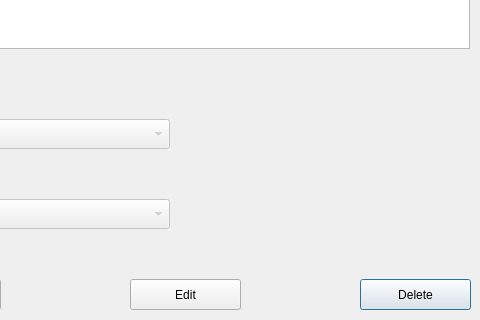
Old version of the form GUI/content.ui in the repository DaanVink/Olympus; both pictures show x 120 to 600 and y 181 to 501 of the 600 by 501 pixel window.
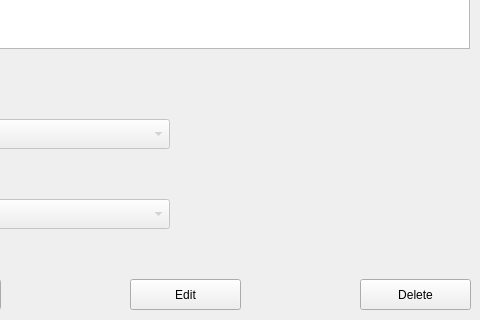
New version of the form.

Patch:
```diff
--- a/GUI/content.ui
+++ b/GUI/content.ui
@@ -1,7 +1,7 @@
 <?xml version="1.0" encoding="UTF-8"?>
 <ui version="4.0">
  <class>Dialog</class>
- <widget class="QDialog" name="Dialog">
+ <widget class="QMainWindow" name="MainWindow">
   <property name="geometry">
    <rect>
     <x>0</x>
```
